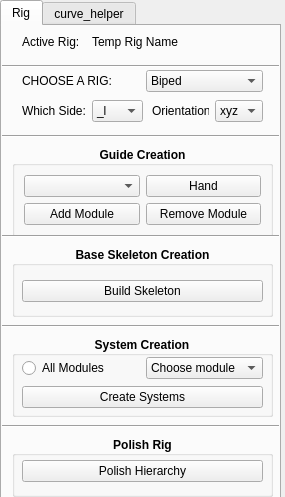
Old version of the form interface/Jmvs_character_auto_rigger_001.ui in the repository JamesV-S/Jmvs_character_auto_rigging_tool.
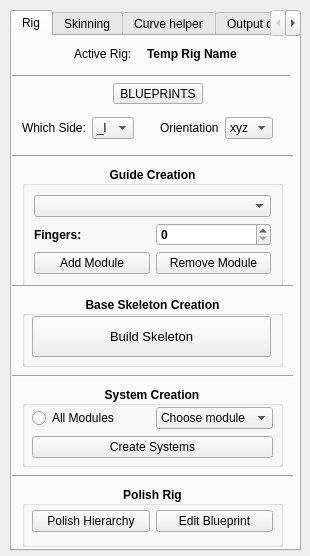
New version of the form. Icons and pictures are not drawn.

Patch:
```diff
--- a/interface/Jmvs_character_auto_rigger_001.ui
+++ b/interface/Jmvs_character_auto_rigger_001.ui
@@ -6,8 +6,8 @@
    <rect>
     <x>0</x>
     <y>0</y>
-    <width>285</width>
-    <height>497</height>
+    <width>310</width>
+    <height>556</height>
    </rect>
   </property>
   <property name="windowTitle">
@@ -16,10 +16,10 @@
   <widget class="QTabWidget" name="tabWidget">
    <property name="geometry">
     <rect>
-     <x>0</x>
-     <y>0</y>
-     <width>281</width>
-     <height>531</height>
+     <x>10</x>
+     <y>10</y>
+     <width>291</width>
+     <height>541</height>
     </rect>
    </property>
    <property name="currentIndex">
@@ -33,9 +33,9 @@
      <property name="geometry">
       <rect>
        <x>10</x>
-       <y>120</y>
+       <y>130</y>
        <width>261</width>
-       <height>91</height>
+       <height>121</height>
       </rect>
      </property>
      <property name="sizePolicy">
@@ -67,24 +67,22 @@
      <layout class="QGridLayout" name="gridLayout">
       <item row="1" column="0">
        <layout class="QGridLayout" name="gridLayout_3">
-        <item row="0" column="0">
-         <widget class="QComboBox" name="comboBox"/>
+        <item row="1" column="0">
+         <widget class="QComboBox" name="module_picker_ddbox"/>
         </item>
-        <item row="0" column="1">
-         <widget class="QPushButton" name="pushButton_6">
-          <property name="enabled">
-           <bool>true</bool>
-          </property>
-          <property name="font">
-           <font>
-            <weight>50</weight>
-            <bold>false</bold>
-           </font>
-          </property>
-          <property name="text">
-           <string>Hand</string>
-          </property>
-         </widget>
+        <item row="2" column="0">
+         <layout class="QHBoxLayout" name="horizontalLayout_6">
+          <item>
+           <widget class="QLabel" name="label_8">
+            <property name="text">
+             <string>Fingers:</string>
+            </property>
+           </widget>
+          </item>
+          <item>
+           <widget class="QSpinBox" name="spinBox"/>
+          </item>
+         </layout>
         </item>
        </layout>
       </item>
@@ -124,7 +122,7 @@
      <property name="geometry">
       <rect>
        <x>10</x>
-       <y>220</y>
+       <y>260</y>
        <width>261</width>
        <height>71</height>
       </rect>
@@ -141,32 +139,31 @@
      <property name="alignment">
       <set>Qt::AlignCenter</set>
      </property>
-     <widget class="QWidget" name="gridLayoutWidget_6">
+     <widget class="QPushButton" name="build_skeleton_btn">
       <property name="geometry">
        <rect>
         <x>10</x>
         <y>20</y>
-        <width>241</width>
-        <height>51</height>
+        <width>239</width>
+        <height>41</height>
        </rect>
       </property>
-      <layout class="QGridLayout" name="gridLayout_6">
-       <item row="0" column="0">
-        <widget class="QPushButton" name="pushButton_3">
-         <property name="font">
-          <font>
-           <weight>50</weight>
-           <bold>false</bold>
-           <underline>false</underline>
-           <strikeout>false</strikeout>
-          </font>
-         </property>
-         <property name="text">
-          <string>Build Skeleton</string>
-         </property>
-        </widget>
-       </item>
-      </layout>
+      <property name="baseSize">
+       <size>
+        <width>40</width>
+        <height>49</height>
+       </size>
+      </property>
+      <property name="font">
+       <font>
+        <pointsize>10</pointsize>
+        <weight>50</weight>
+        <bold>false</bold>
+       </font>
+      </property>
+      <property name="text">
+       <string>Build Skeleton</string>
+      </property>
      </widget>
     </widget>
     <widget class="Line" name="line">
@@ -182,96 +179,11 @@
       <enum>Qt::Horizontal</enum>
      </property>
     </widget>
-    <widget class="QWidget" name="gridLayoutWidget_3">
-     <property name="geometry">
-      <rect>
-       <x>20</x>
-       <y>0</y>
-       <width>71</width>
-       <height>31</height>
-      </rect>
-     </property>
-     <layout class="QGridLayout" name="gridLayout_4">
-      <item row="0" column="0">
-       <widget class="QLabel" name="label_2">
-        <property name="text">
-         <string>Active Rig:</string>
-        </property>
-       </widget>
-      </item>
-     </layout>
-    </widget>
-    <widget class="QWidget" name="gridLayoutWidget_4">
-     <property name="geometry">
-      <rect>
-       <x>20</x>
-       <y>40</y>
-       <width>241</width>
-       <height>31</height>
-      </rect>
-     </property>
-     <layout class="QGridLayout" name="gridLayout_5">
-      <item row="0" column="0">
-       <widget class="QLabel" name="label_3">
-        <property name="text">
-         <string>CHOOSE A RIG:</string>
-        </property>
-       </widget>
-      </item>
-      <item row="0" column="1">
-       <widget class="QComboBox" name="comboBox_2">
-        <item>
-         <property name="text">
-          <string>Biped</string>
-         </property>
-        </item>
-        <item>
-         <property name="text">
-          <string>Quadruped</string>
-         </property>
-        </item>
-       </widget>
-      </item>
-     </layout>
-    </widget>
-    <widget class="QWidget" name="gridLayoutWidget_5">
-     <property name="geometry">
-      <rect>
-       <x>20</x>
-       <y>70</y>
-       <width>121</width>
-       <height>31</height>
-      </rect>
-     </property>
-     <layout class="QGridLayout" name="gridLayout_7">
-      <item row="0" column="0">
-       <widget class="QLabel" name="label_4">
-        <property name="text">
-         <string>Which Side:</string>
-        </property>
-       </widget>
-      </item>
-      <item row="0" column="1">
-       <widget class="QComboBox" name="comboBox_3">
-        <item>
-         <property name="text">
-          <string>_l</string>
-         </property>
-        </item>
-        <item>
-         <property name="text">
-          <string>_r</string>
-         </property>
-        </item>
-       </widget>
-      </item>
-     </layout>
-    </widget>
     <widget class="QGroupBox" name="groupBox_3">
      <property name="geometry">
       <rect>
        <x>10</x>
-       <y>310</y>
+       <y>350</y>
        <width>261</width>
        <height>81</height>
       </rect>
@@ -348,49 +260,11 @@
       </layout>
      </widget>
     </widget>
-    <widget class="QWidget" name="gridLayoutWidget_8">
-     <property name="geometry">
-      <rect>
-       <x>150</x>
-       <y>70</y>
-       <width>111</width>
-       <height>31</height>
-      </rect>
-     </property>
-     <layout class="QGridLayout" name="gridLayout_9">
-      <item row="0" column="0">
-       <widget class="QLabel" name="label_5">
-        <property name="text">
-         <string>Orientation</string>
-        </property>
-       </widget>
-      </item>
-      <item row="0" column="1">
-       <widget class="QComboBox" name="comboBox_4">
-        <item>
-         <property name="text">
-          <string>xyz</string>
-         </property>
-        </item>
-        <item>
-         <property name="text">
-          <string>yzx</string>
-         </property>
-        </item>
-        <item>
-         <property name="text">
-          <string>zxy</string>
-         </property>
-        </item>
-       </widget>
-      </item>
-     </layout>
-    </widget>
     <widget class="Line" name="line_2">
      <property name="geometry">
       <rect>
        <x>0</x>
-       <y>100</y>
+       <y>110</y>
        <width>281</width>
        <height>20</height>
       </rect>
@@ -403,7 +277,7 @@
      <property name="geometry">
       <rect>
        <x>0</x>
-       <y>200</y>
+       <y>240</y>
        <width>281</width>
        <height>20</height>
       </rect>
@@ -416,7 +290,7 @@
      <property name="geometry">
       <rect>
        <x>10</x>
-       <y>410</y>
+       <y>450</y>
        <width>261</width>
        <height>61</height>
       </rect>
@@ -443,8 +317,8 @@
        </rect>
       </property>
       <layout class="QGridLayout" name="gridLayout_10">
-       <item row="0" column="0">
-        <widget class="QPushButton" name="pushButton_5">
+       <item row="0" column="1">
+        <widget class="QPushButton" name="Polish_btn">
          <property name="font">
           <font>
            <weight>50</weight>
@@ -458,6 +332,21 @@
          </property>
         </widget>
        </item>
+       <item row="0" column="2">
+        <widget class="QPushButton" name="Polish_btn_2">
+         <property name="font">
+          <font>
+           <weight>50</weight>
+           <bold>false</bold>
+           <underline>false</underline>
+           <strikeout>false</strikeout>
+          </font>
+         </property>
+         <property name="text">
+          <string>Edit Blueprint</string>
+         </property>
+        </widget>
+       </item>
       </layout>
      </widget>
     </widget>
@@ -465,7 +354,7 @@
      <property name="geometry">
       <rect>
        <x>0</x>
-       <y>290</y>
+       <y>330</y>
        <width>281</width>
        <height>20</height>
       </rect>
@@ -478,7 +367,7 @@
      <property name="geometry">
       <rect>
        <x>0</x>
-       <y>390</y>
+       <y>430</y>
        <width>281</width>
        <height>20</height>
       </rect>
@@ -490,18 +379,26 @@
     <widget class="QWidget" name="gridLayoutWidget_11">
      <property name="geometry">
       <rect>
-       <x>90</x>
+       <x>54</x>
        <y>0</y>
        <width>171</width>
-       <height>31</height>
+       <height>36</height>
       </rect>
      </property>
      <layout class="QGridLayout" name="gridLayout_12">
-      <item row="0" column="0">
+      <property name="leftMargin">
+       <number>8</number>
+      </property>
+      <property name="spacing">
+       <number>0</number>
+      </property>
+      <item row="0" column="1">
        <widget class="QLabel" name="rig_name_temp">
         <property name="font">
          <font>
           <pointsize>9</pointsize>
+          <weight>75</weight>
+          <bold>true</bold>
          </font>
         </property>
         <property name="text">
@@ -509,12 +406,264 @@
         </property>
        </widget>
       </item>
+      <item row="0" column="0">
+       <widget class="QLabel" name="label_2">
+        <property name="enabled">
+         <bool>true</bool>
+        </property>
+        <property name="text">
+         <string>Active Rig:</string>
+        </property>
+       </widget>
+      </item>
      </layout>
     </widget>
+    <widget class="QLabel" name="image_lbl">
+     <property name="geometry">
+      <rect>
+       <x>10</x>
+       <y>0</y>
+       <width>31</width>
+       <height>31</height>
+      </rect>
+     </property>
+     <property name="sizePolicy">
+      <sizepolicy hsizetype="Minimum" vsizetype="Minimum">
+       <horstretch>0</horstretch>
+       <verstretch>0</verstretch>
+      </sizepolicy>
+     </property>
+     <property name="text">
+      <string/>
+     </property>
+     <property name="pixmap">
+      <pixmap>E:/YR2/Branding/logo_new_transparent.png</pixmap>
+     </property>
+     <property name="scaledContents">
+      <bool>true</bool>
+     </property>
+    </widget>
+    <widget class="QWidget" name="gridLayoutWidget_4">
+     <property name="geometry">
+      <rect>
+       <x>10</x>
+       <y>40</y>
+       <width>271</width>
+       <height>71</height>
+      </rect>
+     </property>
+     <layout class="QGridLayout" name="gridLayout_5">
+      <item row="0" column="0">
+       <layout class="QHBoxLayout" name="horizontalLayout_5">
+        <item>
+         <spacer name="horizontalSpacer_2">
+          <property name="orientation">
+           <enum>Qt::Horizontal</enum>
+          </property>
+          <property name="sizeHint" stdset="0">
+           <size>
+            <width>40</width>
+            <height>20</height>
+           </size>
+          </property>
+         </spacer>
+        </item>
+        <item>
+         <widget class="QToolButton" name="blueprints_menu_toolbtn">
+          <property name="minimumSize">
+           <size>
+            <width>10</width>
+            <height>11</height>
+           </size>
+          </property>
+          <property name="maximumSize">
+           <size>
+            <width>16777215</width>
+            <height>16777215</height>
+           </size>
+          </property>
+          <property name="text">
+           <string>BLUEPRINTS</string>
+          </property>
+         </widget>
+        </item>
+        <item>
+         <spacer name="horizontalSpacer_3">
+          <property name="orientation">
+           <enum>Qt::Horizontal</enum>
+          </property>
+          <property name="sizeHint" stdset="0">
+           <size>
+            <width>10</width>
+            <height>20</height>
+           </size>
+          </property>
+         </spacer>
+        </item>
+       </layout>
+      </item>
+      <item row="1" column="0">
+       <layout class="QGridLayout" name="gridLayout_7">
+        <item row="0" column="0">
+         <widget class="QLabel" name="whichside_lbl">
+          <property name="text">
+           <string>Which Side:</string>
+          </property>
+         </widget>
+        </item>
+        <item row="0" column="1">
+         <widget class="QComboBox" name="whichside_ddbox">
+          <item>
+           <property name="text">
+            <string>_l</string>
+           </property>
+          </item>
+          <item>
+           <property name="text">
+            <string>_r</string>
+           </property>
+          </item>
+         </widget>
+        </item>
+        <item row="0" column="3">
+         <layout class="QGridLayout" name="gridLayout_9">
+          <item row="0" column="0">
+           <widget class="QLabel" name="orientation_lbl">
+            <property name="text">
+             <string>Orientation</string>
+            </property>
+           </widget>
+          </item>
+          <item row="0" column="1">
+           <widget class="QComboBox" name="orientation_ddbox">
+            <item>
+             <property name="text">
+              <string>xyz</string>
+             </property>
+            </item>
+            <item>
+             <property name="text">
+              <string>yzx</string>
+             </property>
+            </item>
+            <item>
+             <property name="text">
+              <string>zxy</string>
+             </property>
+            </item>
+           </widget>
+          </item>
+          <item row="0" column="2">
+           <spacer name="horizontalSpacer_4">
+            <property name="orientation">
+             <enum>Qt::Horizontal</enum>
+            </property>
+            <property name="sizeHint" stdset="0">
+             <size>
+              <width>40</width>
+              <height>20</height>
+             </size>
+            </property>
+           </spacer>
+          </item>
+         </layout>
+        </item>
+        <item row="0" column="2">
+         <spacer name="horizontalSpacer">
+          <property name="orientation">
+           <enum>Qt::Horizontal</enum>
+          </property>
+          <property name="sizeHint" stdset="0">
+           <size>
+            <width>40</width>
+            <height>20</height>
+           </size>
+          </property>
+         </spacer>
+        </item>
+       </layout>
+      </item>
+     </layout>
+    </widget>
    </widget>
    <widget class="QWidget" name="tab_2">
     <attribute name="title">
-     <string>curve_helper</string>
+     <string>Skinning</string>
+    </attribute>
+    <widget class="QLabel" name="label_3">
+     <property name="geometry">
+      <rect>
+       <x>110</x>
+       <y>40</y>
+       <width>61</width>
+       <height>61</height>
+      </rect>
+     </property>
+     <property name="font">
+      <font>
+       <pointsize>20</pointsize>
+      </font>
+     </property>
+     <property name="text">
+      <string>WIP</string>
+     </property>
+    </widget>
+    <widget class="QGroupBox" name="groupBox_5">
+     <property name="geometry">
+      <rect>
+       <x>9</x>
+       <y>149</y>
+       <width>261</width>
+       <height>231</height>
+      </rect>
+     </property>
+     <property name="title">
+      <string>GroupBox</string>
+     </property>
+     <widget class="QLabel" name="label_6">
+      <property name="geometry">
+       <rect>
+        <x>10</x>
+        <y>30</y>
+        <width>251</width>
+        <height>51</height>
+       </rect>
+      </property>
+      <property name="text">
+       <string>&gt; tools I feel necessary for skinning like exporting</string>
+      </property>
+     </widget>
+     <widget class="QLabel" name="label_5">
+      <property name="geometry">
+       <rect>
+        <x>30</x>
+        <y>90</y>
+        <width>221</width>
+        <height>51</height>
+       </rect>
+      </property>
+      <property name="text">
+       <string>&gt; options to add desired skin clusters</string>
+      </property>
+     </widget>
+     <widget class="QLabel" name="label_4">
+      <property name="geometry">
+       <rect>
+        <x>30</x>
+        <y>130</y>
+        <width>221</width>
+        <height>51</height>
+       </rect>
+      </property>
+      <property name="text">
+       <string>&gt; Creates skn_joints selection set</string>
+      </property>
+     </widget>
+    </widget>
+   </widget>
+   <widget class="QWidget" name="tab_curve_helper">
+    <attribute name="title">
+     <string>Curve helper</string>
     </attribute>
     <widget class="QLabel" name="label">
      <property name="geometry">
@@ -535,6 +684,243 @@
      </property>
     </widget>
    </widget>
+   <widget class="QWidget" name="tab_export">
+    <attribute name="title">
+     <string>Output options</string>
+    </attribute>
+    <widget class="QLabel" name="label_7">
+     <property name="geometry">
+      <rect>
+       <x>110</x>
+       <y>0</y>
+       <width>61</width>
+       <height>61</height>
+      </rect>
+     </property>
+     <property name="font">
+      <font>
+       <pointsize>20</pointsize>
+      </font>
+     </property>
+     <property name="text">
+      <string>WIP</string>
+     </property>
+    </widget>
+    <widget class="QLabel" name="label_14">
+     <property name="geometry">
+      <rect>
+       <x>0</x>
+       <y>60</y>
+       <width>281</width>
+       <height>20</height>
+      </rect>
+     </property>
+     <property name="font">
+      <font>
+       <pointsize>9</pointsize>
+       <weight>75</weight>
+       <bold>true</bold>
+      </font>
+     </property>
+     <property name="text">
+      <string>-- SAVE YOUR WORK BEFORE EXPORTING!!! --</string>
+     </property>
+    </widget>
+    <widget class="QWidget" name="gridLayoutWidget">
+     <property name="geometry">
+      <rect>
+       <x>30</x>
+       <y>210</y>
+       <width>231</width>
+       <height>111</height>
+      </rect>
+     </property>
+     <layout class="QGridLayout" name="gridLayout_13">
+      <item row="2" column="0">
+       <widget class="QLabel" name="label_13">
+        <property name="text">
+         <string>* If referenced, Imports Rig. </string>
+        </property>
+       </widget>
+      </item>
+      <item row="0" column="0">
+       <widget class="QLabel" name="label_11">
+        <property name="text">
+         <string>On Exporting, these commands will also run:</string>
+        </property>
+       </widget>
+      </item>
+      <item row="1" column="0">
+       <widget class="QLabel" name="label_12">
+        <property name="text">
+         <string>* Control rig will be removed.</string>
+        </property>
+       </widget>
+      </item>
+      <item row="3" column="0">
+       <widget class="QLabel" name="label_15">
+        <property name="text">
+         <string>* Animation will be baked to joints.</string>
+        </property>
+       </widget>
+      </item>
+     </layout>
+    </widget>
+    <widget class="QWidget" name="horizontalLayoutWidget_4">
+     <property name="geometry">
+      <rect>
+       <x>20</x>
+       <y>330</y>
+       <width>241</width>
+       <height>61</height>
+      </rect>
+     </property>
+     <layout class="QHBoxLayout" name="horizontalLayout_4">
+      <item>
+       <widget class="QPushButton" name="pushButton_10">
+        <property name="minimumSize">
+         <size>
+          <width>50</width>
+          <height>50</height>
+         </size>
+        </property>
+        <property name="font">
+         <font>
+          <pointsize>11</pointsize>
+          <weight>75</weight>
+          <bold>true</bold>
+         </font>
+        </property>
+        <property name="text">
+         <string>EXPORT</string>
+        </property>
+       </widget>
+      </item>
+     </layout>
+    </widget>
+    <widget class="QWidget" name="gridLayoutWidget_2">
+     <property name="geometry">
+      <rect>
+       <x>10</x>
+       <y>90</y>
+       <width>261</width>
+       <height>113</height>
+      </rect>
+     </property>
+     <layout class="QGridLayout" name="gridLayout_14">
+      <item row="0" column="0">
+       <layout class="QHBoxLayout" name="horizontalLayout">
+        <item>
+         <widget class="QLabel" name="file_name_lbl">
+          <property name="text">
+           <string>FileName:</string>
+          </property>
+         </widget>
+        </item>
+        <item>
+         <widget class="QLineEdit" name="file_name_lineEdit"/>
+        </item>
+        <item>
+         <widget class="QLabel" name="fbx_lbl">
+          <property name="text">
+           <string>.fbx</string>
+          </property>
+         </widget>
+        </item>
+       </layout>
+      </item>
+      <item row="1" column="0">
+       <layout class="QHBoxLayout" name="horizontalLayout_2">
+        <item>
+         <widget class="QLineEdit" name="location_picker_lineEdit">
+          <property name="text">
+           <string>LOCATION PICKER</string>
+          </property>
+         </widget>
+        </item>
+        <item>
+         <widget class="QPushButton" name="browse_folder_btn">
+          <property name="text">
+           <string>Browse</string>
+          </property>
+         </widget>
+        </item>
+       </layout>
+      </item>
+      <item row="2" column="0">
+       <layout class="QHBoxLayout" name="horizontalLayout_3">
+        <property name="spacing">
+         <number>0</number>
+        </property>
+        <item>
+         <widget class="QPushButton" name="pushButton_7">
+          <property name="minimumSize">
+           <size>
+            <width>50</width>
+            <height>50</height>
+           </size>
+          </property>
+          <property name="text">
+           <string>Include Motion</string>
+          </property>
+         </widget>
+        </item>
+        <item>
+         <widget class="QPushButton" name="pushButton_8">
+          <property name="sizePolicy">
+           <sizepolicy hsizetype="Minimum" vsizetype="Fixed">
+            <horstretch>0</horstretch>
+            <verstretch>0</verstretch>
+           </sizepolicy>
+          </property>
+          <property name="minimumSize">
+           <size>
+            <width>50</width>
+            <height>50</height>
+           </size>
+          </property>
+          <property name="font">
+           <font>
+            <family>MS Shell Dlg 2</family>
+            <stylestrategy>PreferDefault</stylestrategy>
+           </font>
+          </property>
+          <property name="text">
+           <string>Include Mesh</string>
+          </property>
+         </widget>
+        </item>
+        <item>
+         <widget class="QPushButton" name="pushButton_9">
+          <property name="minimumSize">
+           <size>
+            <width>50</width>
+            <height>50</height>
+           </size>
+          </property>
+          <property name="font">
+           <font>
+            <family>Nirmala UI</family>
+            <underline>false</underline>
+            <strikeout>false</strikeout>
+           </font>
+          </property>
+          <property name="mouseTracking">
+           <bool>false</bool>
+          </property>
+          <property name="layoutDirection">
+           <enum>Qt::LeftToRight</enum>
+          </property>
+          <property name="text">
+           <string>Skeleton Cleanup</string>
+          </property>
+         </widget>
+        </item>
+       </layout>
+      </item>
+     </layout>
+    </widget>
+   </widget>
   </widget>
  </widget>
  <resources/>
```
Left out of the diff: 14 changed lines with no effect on the pictures.
